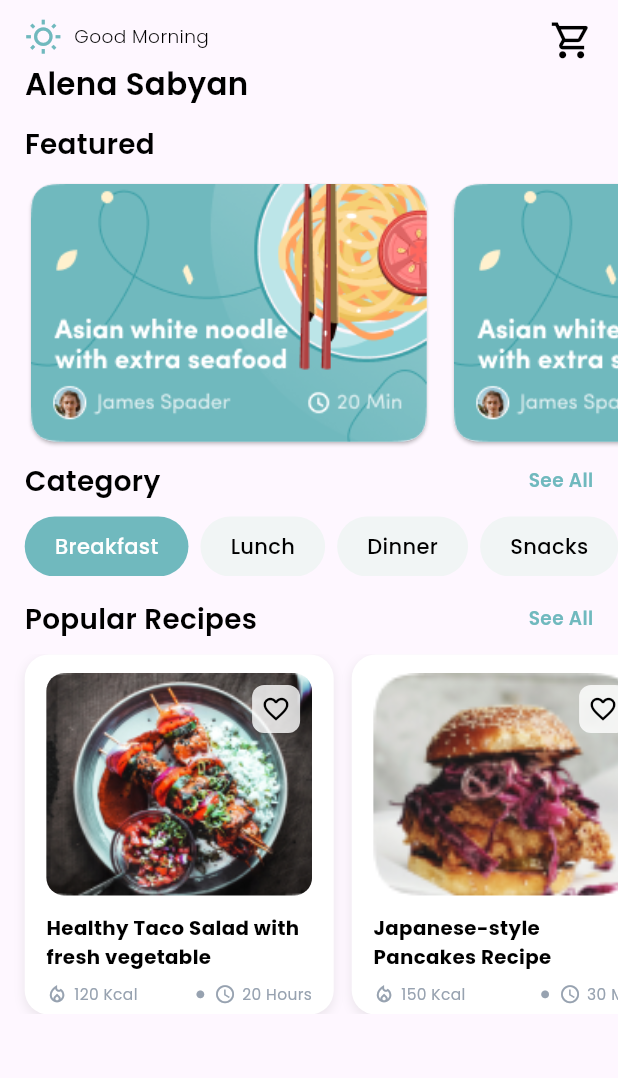
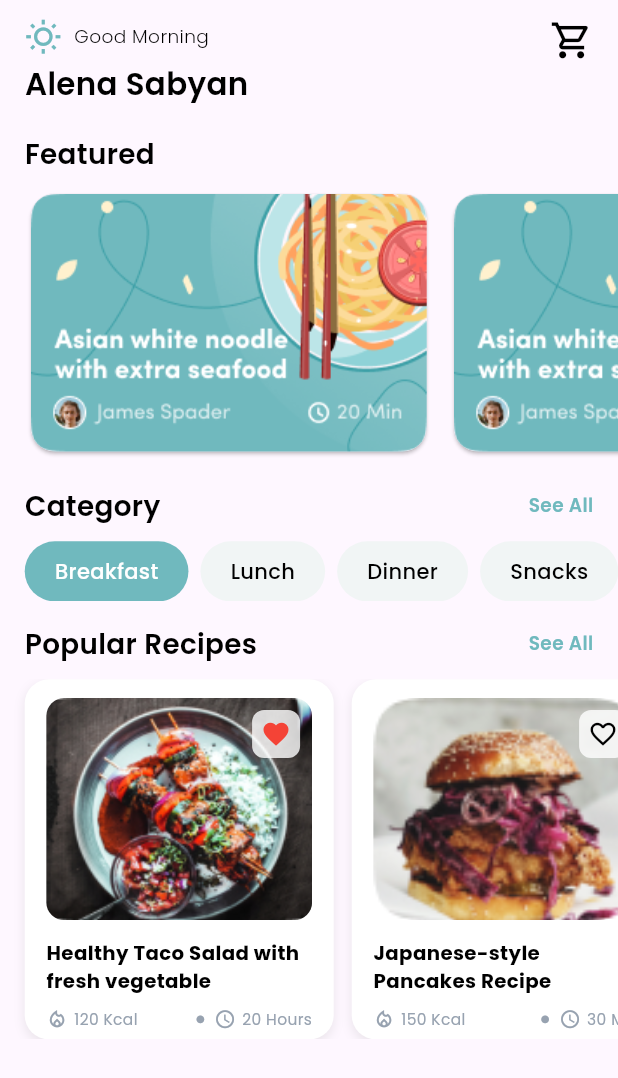
Before and after one commit to jincykp/tastybite_app, a Flutter app: the HomeScreen screen opened directly, after a tap on the "favorite outline" icon, on a phone screen of 412 x 824 dp. Shown: the top 1078 px of the screen. Run offline on Flutter 3.47's test engine with Material 3 defaults, Android fonts, the phone set to English and light mode, and no system bars; our stand-ins replace get, google_fonts.

Commit message:
feat: Implement favorite feature using GetX

```diff
--- /dev/null
+++ b/lib/screens/favorate_controller.dart
@@ -0,0 +1,33 @@
+import 'package:get/get.dart';
+
+class FavoritesController extends GetxController {
+  // Observable set to store favorite item IDs
+  final RxSet<String> _favorites = <String>{}.obs;
+
+  // Getter to access favorites
+  Set<String> get favorites => _favorites.value;
+
+  // Check if an item is favorite
+  bool isFavorite(String itemId) {
+    return _favorites.contains(itemId);
+  }
+
+  // Toggle favorite status
+  void toggleFavorite(String itemId) {
+    if (_favorites.contains(itemId)) {
+      _favorites.remove(itemId);
+    } else {
+      _favorites.add(itemId);
+    }
+  }
+
+  // Add to favorites
+  void addToFavorites(String itemId) {
+    _favorites.add(itemId);
+  }
+
+  // Remove from favorites
+  void removeFromFavorites(String itemId) {
+    _favorites.remove(itemId);
+  }
+}
--- a/lib/screens/home_screen.dart
+++ b/lib/screens/home_screen.dart
@@ -101,7 +101,7 @@ class _HomeScreenState extends State<HomeScreen> {
                   ],
                 ),
               ),
-
+              SizedBox(height: screenHeight * 0.008),
               // Featured Title
               Padding(
                 padding: contentPadding,
@@ -127,7 +127,7 @@ class _HomeScreenState extends State<HomeScreen> {
                   ),
                 ),
               ),
-
+              SizedBox(height: 10),
               // Category Title
               Padding(
                 padding: contentPadding,
@@ -190,9 +190,7 @@ class _HomeScreenState extends State<HomeScreen> {
                 child: SectionHeader(
                   title: 'Popular Recipes',
                   actionText: 'See All',
-                  onActionTap: () {
-                    // your navigation or action here
-                  },
+                  onActionTap: () {},
                 ),
               ),
               SizedBox(height: 10),
--- a/lib/screens/search_screen.dart
+++ b/lib/screens/search_screen.dart
@@ -45,6 +45,10 @@ class _SearchScreenState extends State<SearchScreen> {
               SizedBox(height: screenHeight * 0.015),
               TextFormField(
                 decoration: InputDecoration(
+                  contentPadding: EdgeInsets.symmetric(
+                    vertical: 11,
+                    horizontal: 16,
+                  ),
                   prefixIcon: Icon(
                     Icons.search,
                     color: AppColors.black,
--- a/lib/widgets/food_card.dart
+++ b/lib/widgets/food_card.dart
@@ -1,6 +1,8 @@
 import 'package:flutter/material.dart';
+import 'package:get/get.dart';
 import 'package:tastybite/core/app_colors.dart';
 import 'package:tastybite/core/app_text_styles.dart';
+import 'package:tastybite/screens/favorate_controller.dart';
 import 'package:tastybite/widgets/custom_fav_button.dart';
 
 class FoodCard extends StatelessWidget {
@@ -8,7 +10,7 @@ class FoodCard extends StatelessWidget {
   final String title;
   final String kcal;
   final String time;
-  final VoidCallback? onTap; // <-- onTap callback
+  final VoidCallback? onTap;
 
   const FoodCard({
     super.key,
@@ -27,8 +29,14 @@ class FoodCard extends StatelessWidget {
     final cardWidth = screenWidth * 0.5;
     final horizontalPadding = screenWidth * 0.035;
 
+    // Get the favorites controller
+    final favoritesController = Get.find<FavoritesController>();
+
+    // Create unique ID for this food item
+    final itemId = title.toLowerCase().replaceAll(' ', '_');
+
     return GestureDetector(
-      onTap: onTap, // <-- Trigger the callback on tap
+      onTap: onTap,
       child: Container(
         width: cardWidth,
         decoration: BoxDecoration(
@@ -66,11 +74,21 @@ class FoodCard extends StatelessWidget {
                   Positioned(
                     top: 8,
                     right: 8,
-                    child: CustomIconButton(
-                      icon: Icons.favorite_border,
-                      onTap: () {
-                        // Handle favorite tap
-                      },
+                    child: Obx(
+                      () => CustomIconButton(
+                        icon: favoritesController.isFavorite(itemId)
+                            ? Icons.favorite
+                            : Icons.favorite_border,
+                        iconColor: favoritesController.isFavorite(itemId)
+                            ? Colors.red
+                            : AppColors.black,
+                        size: 20,
+                        padding: 6,
+                        backgroundColor: AppColors.white,
+                        onTap: () {
+                          favoritesController.toggleFavorite(itemId);
+                        },
+                      ),
                     ),
                   ),
                 ],
--- a/pubspec.yaml
+++ b/pubspec.yaml
@@ -35,6 +35,7 @@ dependencies:
   # Use with the CupertinoIcons class for iOS style icons.
   cupertino_icons: ^1.0.8
   google_fonts: ^6.2.1
+  get: ^4.7.2
 
 dev_dependencies:
   flutter_test:
```
Also changed, not shown: lib/main.dart (+8 -1 lines), lib/screens/account_screen.dart (+8 -10 lines), assets/images/favorate_five.jpg (added), lib/screens/incredient_controller.dart (added), pubspec.lock, 3 other files.
